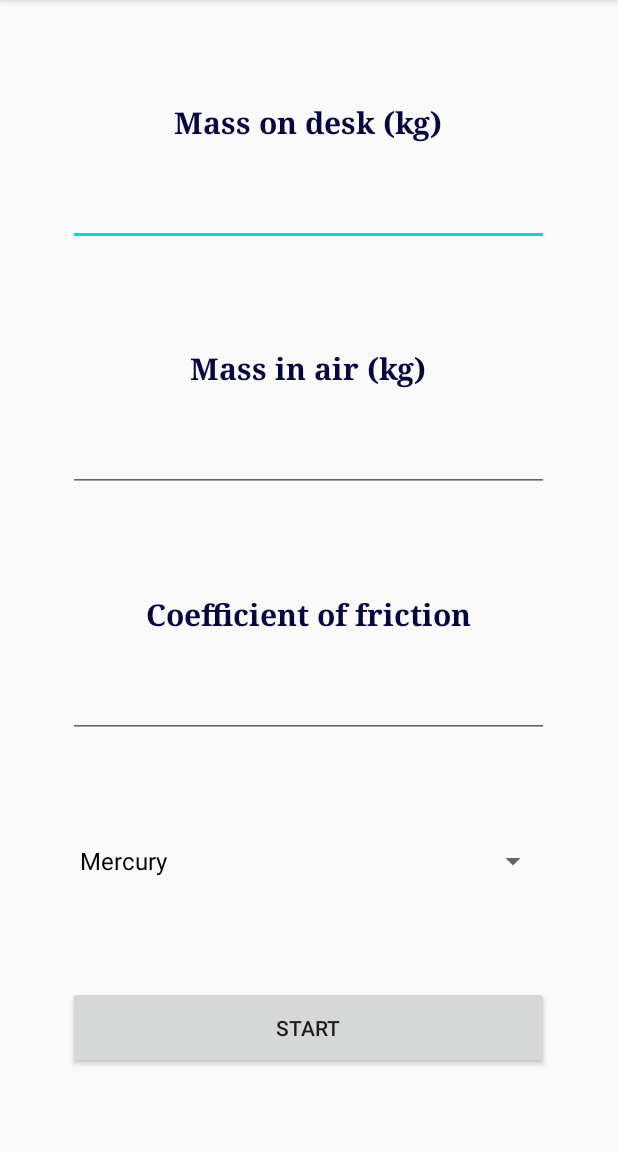
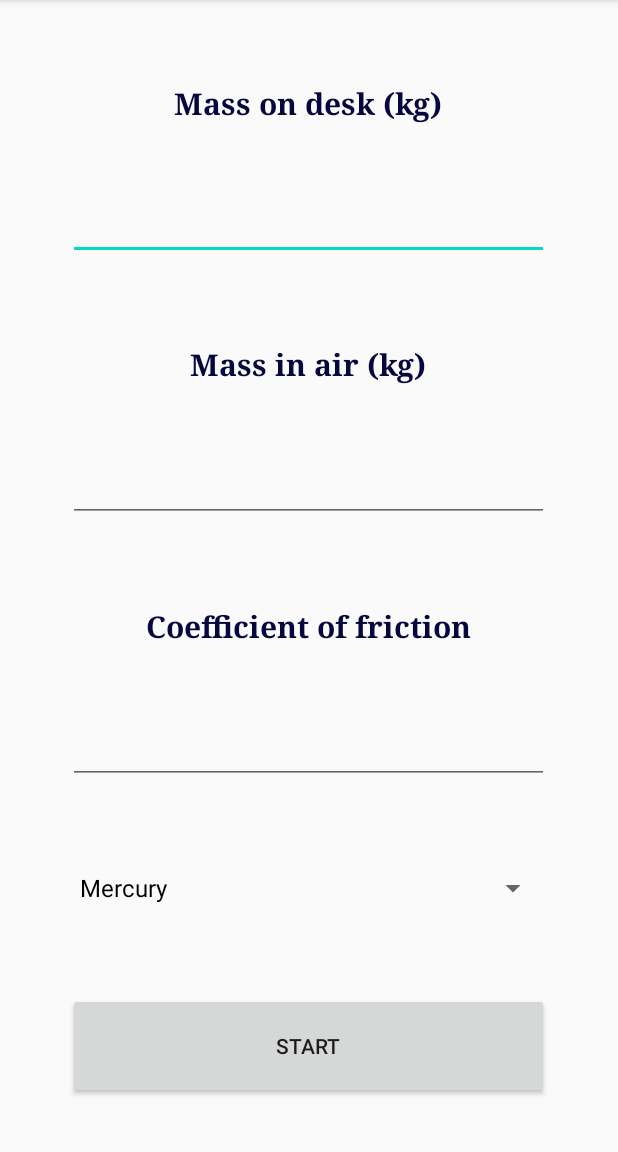
Before and after one commit to AndriyKuzmenko/AndroidPhysicsLabSimulation, an Android app: the NewtonData screen opened directly, with no data from a screen before it, in the options menu, after a tap on "English", on a phone screen of 412 x 824 dp, the part 84-1236 px from its top. Run offline under Robolectric (Android 15) with nearby library versions, the phone set to English and light mode, and no system bars; our stand-ins replace Firebase (no records; nobody signed in at launch, a user with empty details on screens opened directly).

Commit message:
Second Newton's Law activity

```diff
--- a/app/src/main/AndroidManifest.xml
+++ b/app/src/main/AndroidManifest.xml
@@ -20,6 +20,7 @@
         <activity android:name=".SpringResults" />
         <activity android:name=".SpringPlots" />
         <activity android:name=".NewtonData" />
+        <activity android:name=".NewtonActivity" />
         <activity android:name=".MainActivity">
             <intent-filter>
                 <action android:name="android.intent.action.MAIN" />
--- /dev/null
+++ b/app/src/main/java/com/example/androidphysicslab/NewtonActivity.java
@@ -0,0 +1,8 @@
+package com.example.androidphysicslab;
+
+import androidx.appcompat.app.AppCompatActivity;
+
+public class NewtonActivity extends AppCompatActivity
+{
+
+}
--- a/app/src/main/java/com/example/androidphysicslab/NewtonData.java
+++ b/app/src/main/java/com/example/androidphysicslab/NewtonData.java
@@ -11,7 +11,9 @@ import android.widget.TextView;
 
 import androidx.appcompat.app.AppCompatActivity;
 
-public class NewtonData  extends AppCompatActivity
+import com.google.firebase.database.core.view.View;
+
+public class NewtonData extends AppCompatActivity
 {
     TextView mass1Label,mass2Label,frictionLabel;
     EditText mass1ET,mass2ET,frictionET;
@@ -73,4 +75,9 @@ public class NewtonData  extends AppCompatActivity
 
         return true;
     }
+
+    public void start(View view)
+    {
+
+    }
 }
--- a/app/src/main/res/layout/activity_newton_data.xml
+++ b/app/src/main/res/layout/activity_newton_data.xml
@@ -23,7 +23,7 @@
             android:id="@+id/mass1Label"
             android:layout_width="match_parent"
             android:layout_height="0px"
-            android:layout_weight="1"
+            android:layout_weight="2"
             android:fontFamily="serif"
             android:gravity="center"
             android:text="Mass on desk (kg)"
@@ -35,7 +35,7 @@
             android:id="@+id/mass1ET"
             android:layout_width="match_parent"
             android:layout_height="0px"
-            android:layout_weight="1"
+            android:layout_weight="2"
             android:fontFamily="serif"
             android:inputType="numberDecimal"
             android:textColor="#06073E"
@@ -51,7 +51,7 @@
             android:id="@+id/mass2Label"
             android:layout_width="match_parent"
             android:layout_height="0px"
-            android:layout_weight="1"
+            android:layout_weight="2"
             android:fontFamily="serif"
             android:gravity="center"
             android:text="Mass in air (kg)"
@@ -63,7 +63,7 @@
             android:id="@+id/mass2ET"
             android:layout_width="match_parent"
             android:layout_height="0px"
-            android:layout_weight="1"
+            android:layout_weight="2"
             android:fontFamily="serif"
             android:inputType="numberDecimal"
             android:textColor="#06073E"
@@ -79,7 +79,7 @@
             android:id="@+id/frictionLabel"
             android:layout_width="match_parent"
             android:layout_height="0px"
-            android:layout_weight="1"
+            android:layout_weight="2"
             android:fontFamily="serif"
             android:gravity="center"
             android:text="coefficient of friction"
@@ -91,7 +91,7 @@
             android:id="@+id/frictionET"
             android:layout_width="match_parent"
             android:layout_height="0px"
-            android:layout_weight="1"
+            android:layout_weight="2"
             android:fontFamily="serif"
             android:inputType="numberDecimal"
             android:textColor="#06073E"
@@ -107,7 +107,7 @@
             android:id="@+id/planetNewtonSpinner"
             android:layout_width="match_parent"
             android:layout_height="0px"
-            android:layout_weight="1" />
+            android:layout_weight="2" />
 
         <Space
             android:layout_width="match_parent"
@@ -118,7 +118,7 @@
             android:id="@+id/startNewtonButton"
             android:layout_width="match_parent"
             android:layout_height="0px"
-            android:layout_weight="1"
+            android:layout_weight="2"
             android:onClick="start"
             android:text="Start" />
 
```
